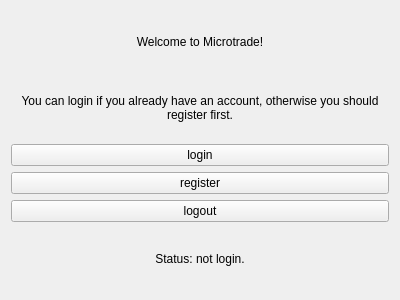
Old version of the form client/welcomewidget.ui in the repository gitjip/microtrade.
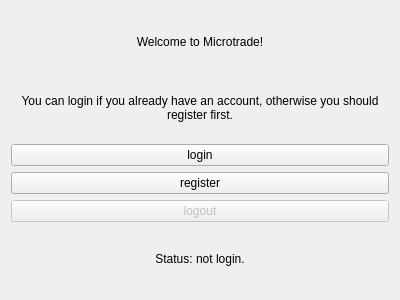
New version of the form.

What changed in the file:
```diff
--- a/client/welcomewidget.ui
+++ b/client/welcomewidget.ui
@@ -16,6 +16,9 @@
   <layout class="QGridLayout" name="gridLayout">
    <item row="7" column="0">
     <widget class="QPushButton" name="logoutPushButton">
+     <property name="enabled">
+      <bool>false</bool>
+     </property>
      <property name="text">
       <string>logout</string>
      </property>
```
